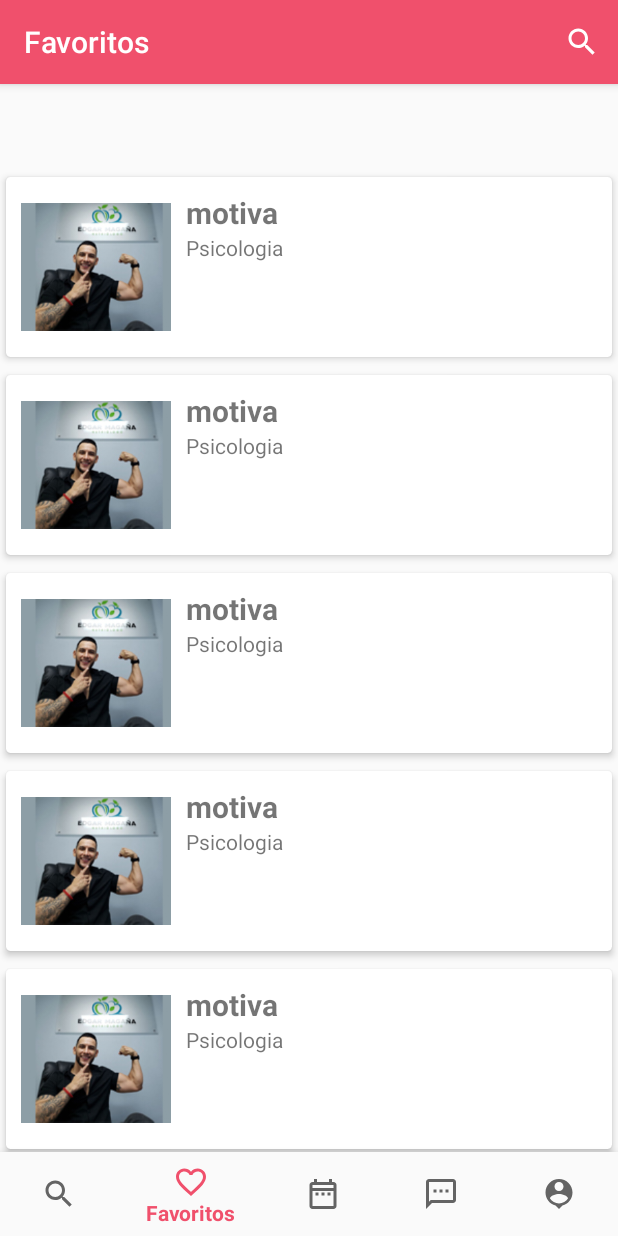
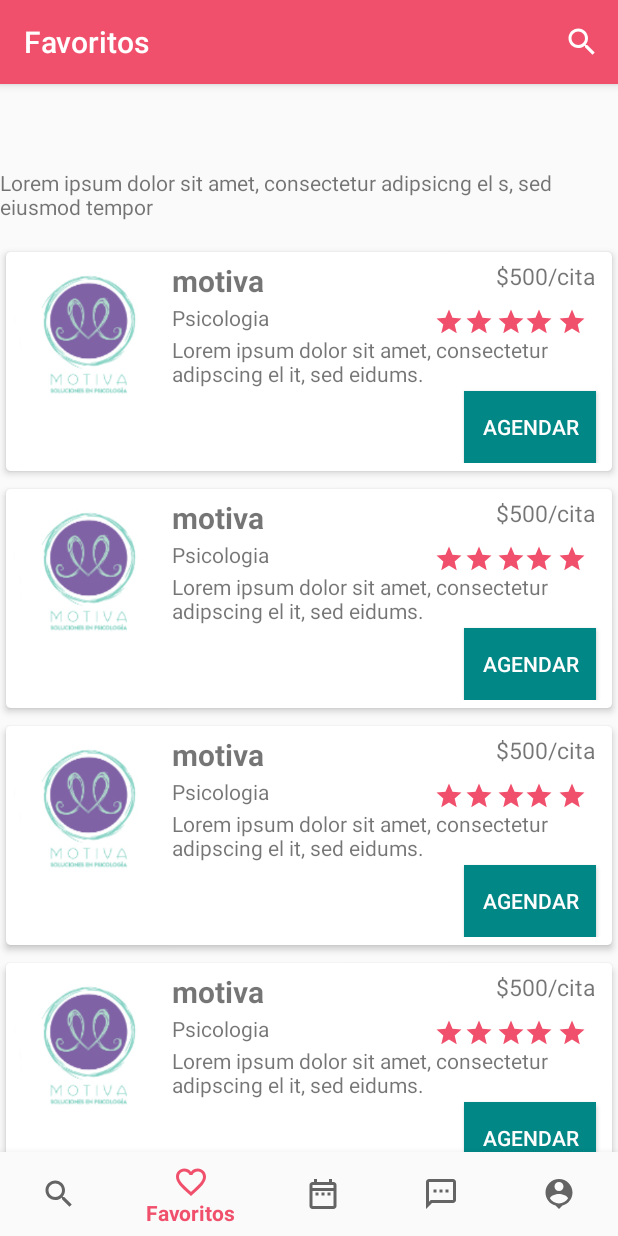
Before and after one commit to fbarrientoz/Gnomon, an Android app: the favoritos screen opened through its navigation route, on a phone screen of 412 x 824 dp. Run offline under Robolectric (Android 15) with nearby library versions, the phone set to English and light mode, and no system bars; our stand-ins replace navigation-ui.

Commit message:
Se agrego seccion favorites

```diff
--- a/app/build.gradle
+++ b/app/build.gradle
@@ -1,6 +1,7 @@
 apply plugin: 'com.android.application'
 apply plugin: 'kotlin-android'
 apply plugin: 'kotlin-android-extensions'
+apply plugin: 'com.google.gms.google-services'
 
 android {
     compileSdkVersion 29
@@ -47,6 +48,7 @@ dependencies {
     implementation 'androidx.legacy:legacy-support-v4:1.0.0'
     implementation 'androidx.lifecycle:lifecycle-viewmodel-ktx:2.2.0'
     implementation 'androidx.annotation:annotation:1.1.0'
+    implementation 'androidx.recyclerview:recyclerview:1.1.0'
     testImplementation 'junit:junit:4.13'
 
     //dependecia agregada para autentificación con firebase
--- /dev/null
+++ b/app/src/main/res/drawable/ic_star_24px.xml
@@ -0,0 +1,9 @@
+<vector xmlns:android="http://schemas.android.com/apk/res/android"
+    android:width="24dp"
+    android:height="24dp"
+    android:viewportWidth="24"
+    android:viewportHeight="24">
+  <path
+      android:fillColor="#F0506C"
+      android:pathData="M12,17.27L18.18,21l-1.64,-7.03L22,9.24l-7.19,-0.61L12,2L9.19,8.63L2,9.24l5.46,4.73L5.82,21L12,17.27z"/>
+</vector>
--- a/app/src/main/res/layout/favoritos_fragment.xml
+++ b/app/src/main/res/layout/favoritos_fragment.xml
@@ -6,9 +6,16 @@
     android:layout_height="wrap_content"
     android:orientation="vertical" >
 
+    <TextView
+        android:id="@+id/textView2"
+        android:layout_width="match_parent"
+        android:layout_height="50dp"
+        android:text="Lorem ipsum dolor sit amet, consectetur adipsicng el s, sed eiusmod tempor" />
 
     <androidx.recyclerview.widget.RecyclerView
         android:id="@+id/recyclerView"
         android:layout_width="match_parent"
         android:layout_height="wrap_content" />
+
+
 </LinearLayout>
--- a/app/src/main/res/layout/lista_favoritos.xml
+++ b/app/src/main/res/layout/lista_favoritos.xml
@@ -1,49 +1,145 @@
 <?xml version="1.0" encoding="utf-8"?>
-<androidx.cardview.widget.CardView
-    xmlns:android="http://schemas.android.com/apk/res/android"
+<androidx.cardview.widget.CardView xmlns:android="http://schemas.android.com/apk/res/android"
     xmlns:app="http://schemas.android.com/apk/res-auto"
-    android:orientation="vertical"
+    android:id="@+id/CardVFav"
     android:layout_width="match_parent"
     android:layout_height="wrap_content"
+    android:clickable="true"
+    android:orientation="vertical"
     app:cardCornerRadius="3dp"
     app:cardElevation="3dp"
-    app:cardUseCompatPadding="true"
-    >
+    app:cardUseCompatPadding="true">
+
     <RelativeLayout
         android:layout_width="match_parent"
         android:layout_height="wrap_content"
-        android:padding="10dp">
+        android:padding="5dp">
 
         <ImageView
             android:id="@+id/imagen_empresa"
             android:layout_width="100dp"
             android:layout_height="100dp"
-            android:src="@drawable/erikagana" >
-        </ImageView>
+            android:src="@drawable/motiva"></ImageView>
+
+        <TextView
+            android:id="@+id/pago"
+            android:layout_width="wrap_content"
+            android:layout_height="21dp"
+            android:layout_marginStart="134dp"
+            android:layout_marginLeft="134dp"
+            android:layout_toEndOf="@id/titulo_empresa"
+            android:layout_toRightOf="@+id/titulo_empresa"
+            android:text="$500/cita"
+            android:textSize="15sp"></TextView>
+
         <TextView
             android:id="@+id/titulo_empresa"
-            android:layout_width="wrap_content"
+            android:layout_width="82dp"
             android:layout_height="wrap_content"
-            android:text="Nombre de la Empresa"
+            android:layout_marginStart="5dp"
+            android:layout_marginLeft="5dp"
+            android:layout_toEndOf="@id/imagen_empresa"
+            android:layout_toRightOf="@+id/imagen_empresa"
+            android:text="Motiva"
             android:textSize="20sp"
-            android:textStyle="bold"
-            android:layout_toRightOf="@+id/imagen_empresa"
-            android:layout_toEndOf="@id/imagen_empresa"
-            android:layout_marginLeft="10dp"
-            android:layout_marginStart="10dp">
-        </TextView>
+            android:textStyle="bold"></TextView>
+
         <TextView
             android:id="@+id/tipo_empresa"
             android:layout_width="wrap_content"
             android:layout_height="wrap_content"
-            android:text="Nutricion"
             android:layout_below="@+id/titulo_empresa"
+            android:layout_marginStart="5dp"
+            android:layout_marginLeft="5dp"
+            android:layout_marginTop="1dp"
             android:layout_toEndOf="@id/imagen_empresa"
-            android:layout_marginLeft="10dp"
-            android:layout_marginStart="10dp"
-            android:layout_toRightOf="@id/imagen_empresa">
-        </TextView>
+            android:layout_toRightOf="@id/imagen_empresa"
+            android:text="Nutricion"></TextView>
 
+        <ImageView
+            android:id="@+id/star1"
+            android:layout_width="20dp"
+            android:layout_height="20dp"
+            android:layout_below="@+id/titulo_empresa"
+            android:layout_marginStart="180dp"
+            android:layout_marginLeft="180dp"
+            android:layout_marginTop="4dp"
+            android:layout_toEndOf="@id/imagen_empresa"
+            android:layout_toRightOf="@id/imagen_empresa"
+            android:src="@drawable/ic_star_24px"></ImageView>
+
+        <ImageView
+            android:id="@+id/star2"
+            android:layout_width="20dp"
+            android:layout_height="20dp"
+            android:layout_below="@+id/titulo_empresa"
+            android:layout_marginStart="200dp"
+            android:layout_marginLeft="200dp"
+            android:layout_marginTop="4dp"
+            android:layout_toEndOf="@id/imagen_empresa"
+            android:layout_toRightOf="@id/imagen_empresa"
+            android:src="@drawable/ic_star_24px"></ImageView>
+
+        <ImageView
+            android:id="@+id/star3"
+            android:layout_width="20dp"
+            android:layout_height="20dp"
+            android:layout_below="@+id/titulo_empresa"
+            android:layout_marginStart="221dp"
+            android:layout_marginLeft="221dp"
+            android:layout_marginTop="4dp"
+            android:layout_toEndOf="@id/imagen_empresa"
+            android:layout_toRightOf="@id/imagen_empresa"
+            android:src="@drawable/ic_star_24px"></ImageView>
+
+        <ImageView
+            android:id="@+id/star4"
+            android:layout_width="20dp"
+            android:layout_height="20dp"
+            android:layout_below="@+id/titulo_empresa"
+            android:layout_marginStart="240dp"
+            android:layout_marginLeft="240dp"
+            android:layout_marginTop="4dp"
+            android:layout_toEndOf="@id/imagen_empresa"
+            android:layout_toRightOf="@id/imagen_empresa"
+            android:src="@drawable/ic_star_24px"></ImageView>
+
+        <ImageView
+            android:id="@+id/star5"
+            android:layout_width="20dp"
+            android:layout_height="20dp"
+            android:layout_below="@+id/titulo_empresa"
+            android:layout_marginStart="262dp"
+            android:layout_marginLeft="262dp"
+            android:layout_marginTop="4dp"
+            android:layout_toEndOf="@id/imagen_empresa"
+            android:layout_toRightOf="@id/imagen_empresa"
+            android:src="@drawable/ic_star_24px"></ImageView>
+
+        <TextView
+            android:id="@+id/descripcion"
+            android:layout_width="275dp"
+            android:layout_height="wrap_content"
+            android:layout_below="@+id/star5"
+            android:layout_marginStart="5dp"
+            android:layout_marginLeft="5dp"
+            android:layout_marginTop="-1dp"
+            android:layout_toEndOf="@id/imagen_empresa"
+            android:layout_toRightOf="@id/imagen_empresa"
+            android:text="Lorem ipsum dolor sit amet, consectetur adipscing el it, sed eidums. "></TextView>
+
+        <Button
+            android:id="@+id/buttonVer"
+            android:layout_width="wrap_content"
+            android:layout_height="wrap_content"
+            android:layout_below="@id/descripcion"
+            android:layout_marginStart="300dp"
+            android:layout_marginLeft="300dp"
+            android:layout_marginTop="2dp"
+            android:background="@color/design_default_color_secondary_variant"
+            android:text="AGENDAR"
+            android:textColor="#FFFEFE"
+            android:textColorLink="#E91E63" />
 
     </RelativeLayout>
 
--- a/app/src/main/res/values/colors.xml
+++ b/app/src/main/res/values/colors.xml
@@ -6,4 +6,5 @@
     <color name="colorBack">#d0cece</color>
     <color name="colorSplash">#FFFFFF</color>
     <color name="colorText">#44464a</color>
+    <color name="black_overlay">#66000000</color>
 </resources>
--- a/app/src/main/res/values/dimens.xml
+++ b/app/src/main/res/values/dimens.xml
@@ -2,4 +2,5 @@
     <!-- Default screen margins, per the Android Design guidelines. -->
     <dimen name="activity_horizontal_margin">16dp</dimen>
     <dimen name="activity_vertical_margin">16dp</dimen>
+    <dimen name="text_margin">16dp</dimen>
 </resources>
--- a/app/src/main/res/values/strings.xml
+++ b/app/src/main/res/values/strings.xml
@@ -23,4 +23,6 @@
     <string name="e_mail">E-mail</string>
     <string name="nombre_completo">Nombre Completo</string>
     <string name="registrar">Registrar</string>
+    <string name="dummy_button">Dummy Button</string>
+    <string name="dummy_content">DUMMY\nCONTENT</string>
 </resources>
```
Also changed, not shown: app/src/main/java/com/uabc/edu/gnomon/ui/detalle/ItemFragment.kt (added, +62 -0 lines), app/src/main/java/com/uabc/edu/gnomon/ui/detalle/MyItemRecyclerViewAdapter.kt (added, +42 -0 lines), app/src/main/java/com/uabc/edu/gnomon/ui/detalle/dummy/DummyContent.kt (added, +57 -0 lines), app/src/main/java/com/uabc/edu/gnomon/ui/empresa/Perfil.kt (added, +172 -0 lines), app/src/main/res/layout/fragment_item.xml (added, +20 -0 lines), app/src/main/res/layout/fragment_item_list.xml (added, +13 -0 lines), app/src/main/res/layout/fragment_perfil.xml (added, +51 -0 lines).
